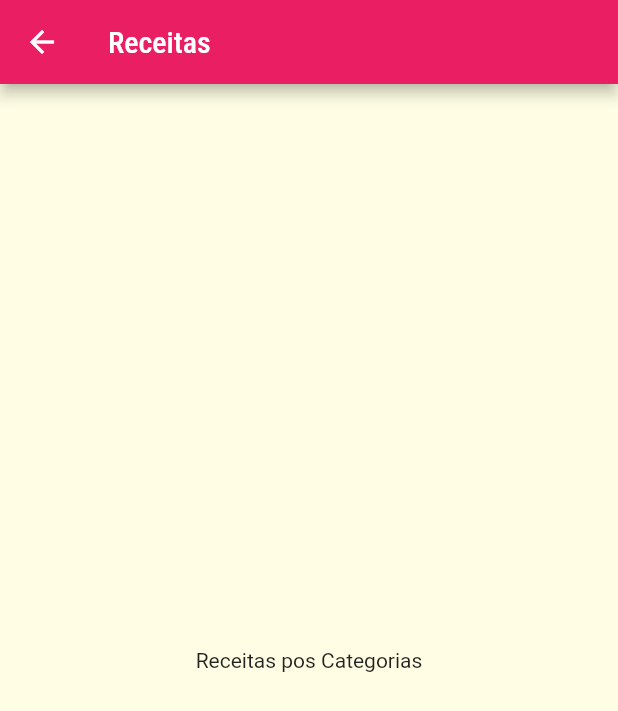
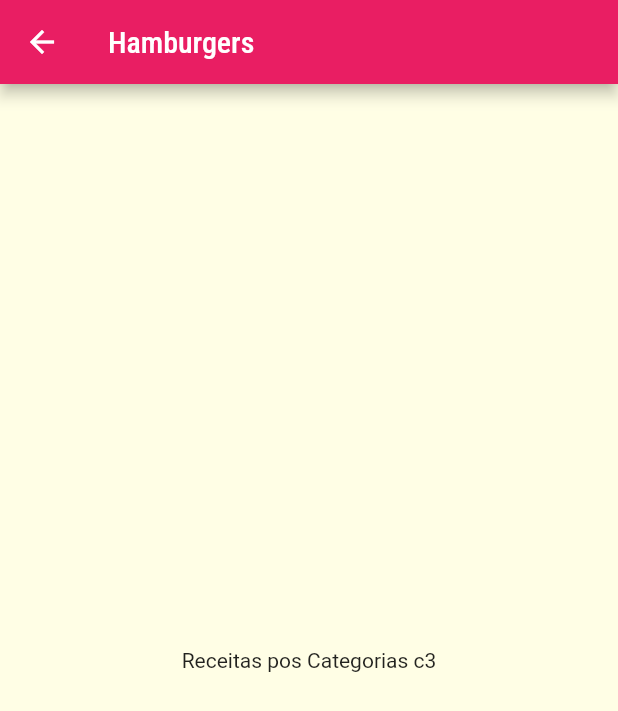
Before and after one commit to absjuniordev/meals, a Flutter app: the screen it shows after launch, after a tap on "Hamburgers", on a phone screen of 412 x 824 dp. Shown: the top 711 px of the screen. Run offline on Flutter 3.47's test engine with Material 2 defaults, Android fonts, the phone set to English and light mode, and no system bars.

Commit message:
Passando Dados via Construtor

```diff
--- a/lib/components/category_item.dart
+++ b/lib/components/category_item.dart
@@ -11,7 +11,7 @@ class CategoryItem extends StatelessWidget {
     Navigator.of(context).push(
       MaterialPageRoute(
         builder: (_) {
-          return const CategoriesMealsScreen();
+          return CategoriesMealsScreen(category);
         },
       ),
     );
--- a/lib/screens/categorias_meals_screen.dart
+++ b/lib/screens/categorias_meals_screen.dart
@@ -1,16 +1,19 @@
 import 'package:flutter/material.dart';
+import 'package:meals/models/category.dart';
 
 class CategoriesMealsScreen extends StatelessWidget {
-  const CategoriesMealsScreen({super.key});
+  final Category category;
+
+  const CategoriesMealsScreen(this.category, {super.key});
 
   @override
   Widget build(BuildContext context) {
     return Scaffold(
       appBar: AppBar(
-        title: const Text('Receitas'),
+        title: Text(category.title),
       ),
-      body: const Center(
-        child: Text('Receitas pos Categorias'),
+      body: Center(
+        child: Text('Receitas pos Categorias ${category.id}'),
       ),
     );
   }
```
